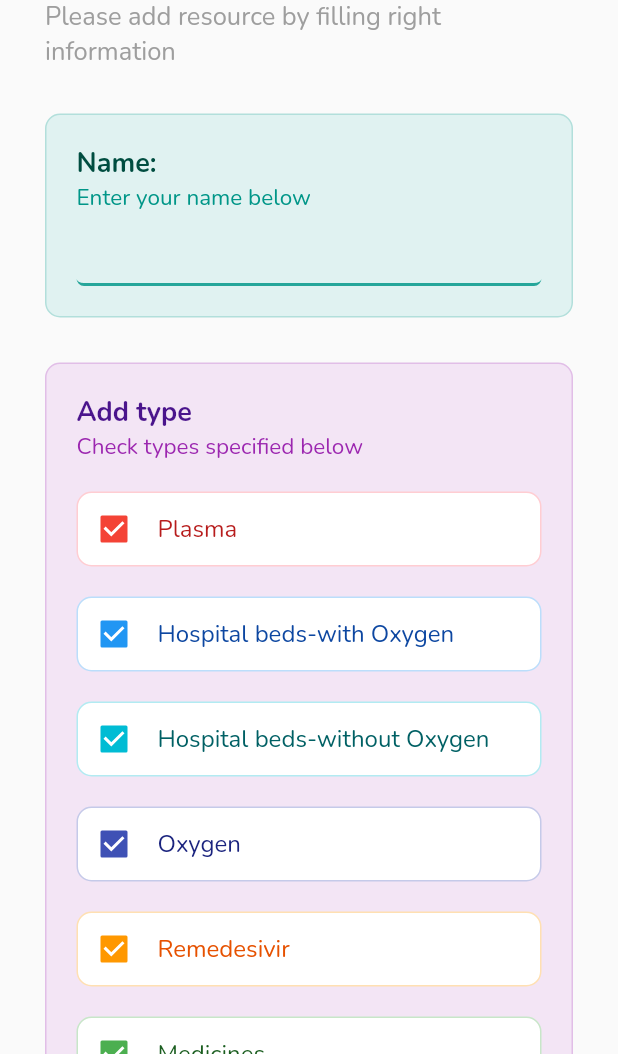
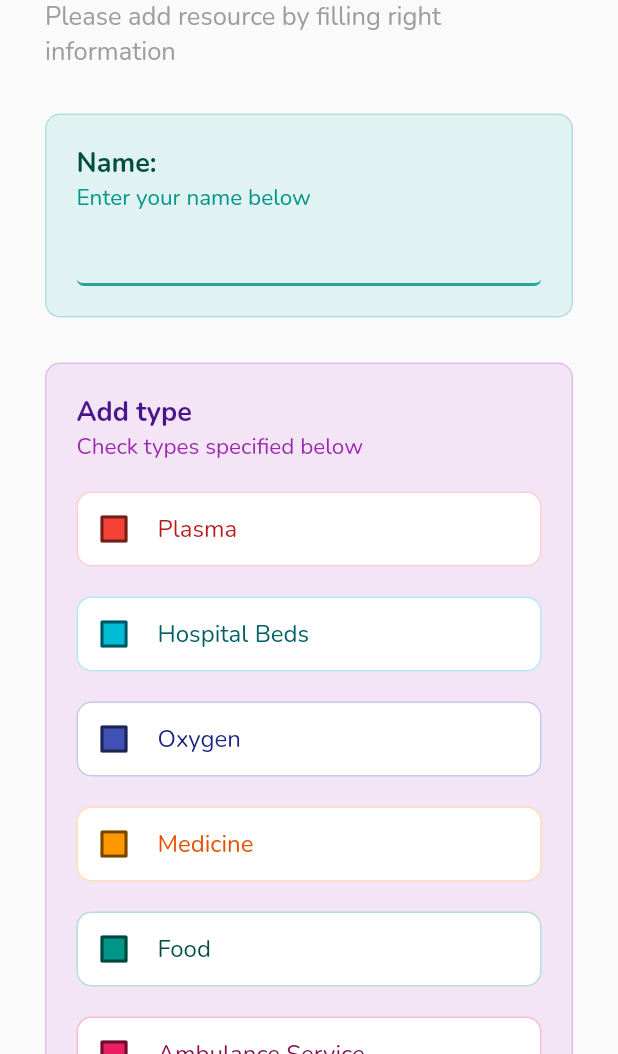
Before and after one commit to Ujjwal-here/Covid-help, a Flutter app: the HelpForm screen opened directly, on a phone screen of 412 x 824 dp, the part 182-1236 px from its top. Run offline on Flutter 3.47's test engine with Material 2 defaults, Android fonts, the phone set to English and light mode, and no system bars; our stand-ins replace cloud_firestore, csc_picker, equatable, firebase_auth, firebase_core, get and 2 more; missing offline and left inert: enum_to_string; accounts and stored records are empty.

Commit message:
form for posting services

```diff
--- a/lib/Enums/service_enum.dart
+++ b/lib/Enums/service_enum.dart
@@ -8,7 +8,8 @@ enum Services {
   Blood,
   Food,
   Ambulance,
-  EmergencyService
+  EmergencyService,
+  Others
 }
 
 String convert(Services services){
--- a/lib/Repository/service_repo.dart
+++ b/lib/Repository/service_repo.dart
@@ -27,8 +27,6 @@ class ServiceRepo {
     }
   }
 
-
-
   postServices(Map<String, dynamic> service) async {
     try {
       return await _firestore.collection("services").add(service);
--- /dev/null
+++ b/lib/controllers/form_conttroller.dart
@@ -0,0 +1,62 @@
+import 'package:covid_help/Enums/service_enum.dart';
+import 'package:covid_help/Repository/service_repo.dart';
+import 'package:flutter/cupertino.dart';
+import 'package:get/get.dart';
+
+class FormController extends GetxController{
+
+  TextEditingController nameController = TextEditingController();
+  TextEditingController phoneNumberController = TextEditingController();
+  TextEditingController detailController = TextEditingController();
+  TextEditingController linkController = TextEditingController();
+  TextEditingController otherController = TextEditingController();
+
+  Set<Services> typeOfServices = Set<Services>();
+
+  ServiceRepo serviceRepo = ServiceRepo();
+
+  String _city;
+  String _state;
+
+  set city(c){
+    _city = c;
+  }
+
+  set state(s){
+    _state = s;
+  }
+
+  bool isOxygenSelected = false;
+  bool isAmbulanceSelected = false;
+  bool isPlasmaSelected = false;
+  bool isHospitalBedsSelected = false;
+  bool isMedicineSelected = false;
+  bool isOtherSelected = false;
+  bool isFoodSelected = false;
+
+
+  addServiceType(Services service){
+    typeOfServices.add(service);
+  }
+
+  removeService(Services services){
+    typeOfServices.remove(services);
+  }
+
+  postForm()async{
+    if(isOtherSelected){
+      Map<String,dynamic> form = {
+        "name":nameController.text.trim(),
+        "city":_city,
+        "state":_state,
+        "phoneNumber":phoneNumberController.text.trim(),
+        "type":typeOfServices.toList(),
+        "upvotes":0
+      };
+    return await serviceRepo.postServices(form);
+    }
+  }
+
+
+
+}
--- a/lib/screens/form.dart
+++ b/lib/screens/form.dart
@@ -1,8 +1,19 @@
+import 'package:covid_help/Enums/service_enum.dart';
+import 'package:covid_help/controllers/form_conttroller.dart';
 import 'package:csc_picker/csc_picker.dart';
 import 'package:flutter/material.dart';
+import 'package:get/get.dart';
 import 'package:google_fonts/google_fonts.dart';
 
-class HelpForm extends StatelessWidget {
+class HelpForm extends StatefulWidget {
+
+  @override
+  _HelpFormState createState() => _HelpFormState();
+}
+
+class _HelpFormState extends State<HelpForm> {
+  final FormController formController = Get.put(FormController());
+
   @override
   Widget build(BuildContext context) {
     return Scaffold(
@@ -60,6 +71,7 @@ class HelpForm extends StatelessWidget {
                 ),
                 Container(
                   child: TextField(
+                    controller: formController.nameController,
                     textAlignVertical: TextAlignVertical.center,
                     style: GoogleFonts.nunito(
                       fontSize: 18,
@@ -126,8 +138,19 @@ class HelpForm extends StatelessWidget {
                   child: Row(
                     children: [
                       Checkbox(
-                        value: true,
-                        onChanged: null,
+                        value: formController.isPlasmaSelected,
+                        onChanged: (value) {
+                          if(!formController.isPlasmaSelected){
+                            formController.addServiceType(Services.Blood);
+                          }
+                          else{
+                            formController.removeService(Services.Blood);
+                          }
+                          setState(() {
+                            formController.isPlasmaSelected = !formController.isPlasmaSelected;
+                          });
+
+                        } ,
                         fillColor: MaterialStateProperty.all(Colors.red),
                       ),
                       Container(
@@ -148,36 +171,6 @@ class HelpForm extends StatelessWidget {
                   decoration: BoxDecoration(
                     borderRadius: BorderRadius.circular(10),
                     border: Border.all(
-                      color: Colors.blue[100],
-                    ),
-                    color: Colors.white,
-                  ),
-                  margin: EdgeInsets.only(top: 20),
-                  child: Row(
-                    children: [
-                      Checkbox(
-                        value: true,
-                        onChanged: null,
-                        fillColor: MaterialStateProperty.all(Colors.blue),
-                      ),
-                      Container(
-                        margin: EdgeInsets.only(left: 5),
-                        child: Text(
-                          "Hospital beds-with Oxygen",
-                          style: GoogleFonts.nunito(
-                            //fontWeight: FontWeight.bold,
-                            fontSize: 16,
-                            color: Colors.blue[900],
-                          ),
-                        ),
-                      ),
-                    ],
-                  ),
-                ),
-                Container(
-                  decoration: BoxDecoration(
-                    borderRadius: BorderRadius.circular(10),
-                    border: Border.all(
                       color: Colors.cyan[100],
                     ),
                     color: Colors.white,
@@ -186,14 +179,25 @@ class HelpForm extends StatelessWidget {
                   child: Row(
                     children: [
                       Checkbox(
-                        value: true,
-                        onChanged: null,
+                        value: formController.isHospitalBedsSelected,
+                        onChanged: (value) {
+                          if(!formController.isHospitalBedsSelected){
+                            formController.addServiceType(Services.HospitalBeds);
+                          }
+                          else{
+                            formController.removeService(Services.HospitalBeds);
+                          }
+                          setState(() {
+                            formController.isHospitalBedsSelected = !formController.isHospitalBedsSelected;
+                          });
+
+                        } ,
                         fillColor: MaterialStateProperty.all(Colors.cyan),
                       ),
                       Container(
                         margin: EdgeInsets.only(left: 5),
                         child: Text(
-                          "Hospital beds-without Oxygen",
+                          "Hospital Beds",
                           style: GoogleFonts.nunito(
                             //fontWeight: FontWeight.bold,
                             fontSize: 16,
@@ -216,8 +220,19 @@ class HelpForm extends StatelessWidget {
                   child: Row(
                     children: [
                       Checkbox(
-                        value: true,
-                        onChanged: null,
+                        value: formController.isOxygenSelected,
+                        onChanged: (value) {
+                          if(!formController.isOxygenSelected){
+                            formController.addServiceType(Services.Oxygen);
+                          }
+                          else{
+                            formController.removeService(Services.Oxygen);
+                          }
+                          setState(() {
+                            formController.isOxygenSelected = !formController.isOxygenSelected;
+                          });
+                          print(formController.typeOfServices);
+                        } ,
                         fillColor: MaterialStateProperty.all(Colors.indigo),
                       ),
                       Container(
@@ -246,14 +261,24 @@ class HelpForm extends StatelessWidget {
                   child: Row(
                     children: [
                       Checkbox(
-                        value: true,
-                        onChanged: null,
+                        value: formController.isMedicineSelected,
+                        onChanged: (value) {
+                          if(!formController.isMedicineSelected){
+                            formController.addServiceType(Services.Medicine);
+                          }
+                          else{
+                            formController.removeService(Services.Medicine);
+                          }
+                          setState(() {
+                            formController.isMedicineSelected = !formController.isMedicineSelected;
+                          });
+                        } ,
                         fillColor: MaterialStateProperty.all(Colors.orange),
                       ),
                       Container(
                         margin: EdgeInsets.only(left: 5),
                         child: Text(
-                          "Remedesivir",
+                          "Medicine",
                           style: GoogleFonts.nunito(
                             //fontWeight: FontWeight.bold,
                             fontSize: 16,
@@ -264,36 +289,7 @@ class HelpForm extends StatelessWidget {
                     ],
                   ),
                 ),
-                Container(
-                  decoration: BoxDecoration(
-                    borderRadius: BorderRadius.circular(10),
-                    border: Border.all(
-                      color: Colors.green[100],
-                    ),
-                    color: Colors.white,
-                  ),
-                  margin: EdgeInsets.only(top: 20),
-                  child: Row(
-                    children: [
-                      Checkbox(
-                        value: true,
-                        onChanged: null,
-                        fillColor: MaterialStateProperty.all(Colors.green),
-                      ),
-                      Container(
-                        margin: EdgeInsets.only(left: 5),
-                        child: Text(
-                          "Medicines",
-                          style: GoogleFonts.nunito(
-                            //fontWeight: FontWeight.bold,
-                            fontSize: 16,
-                            color: Colors.green[900],
-                          ),
-                        ),
-                      ),
-                    ],
-                  ),
-                ),
+
                 Container(
                   decoration: BoxDecoration(
                     borderRadius: BorderRadius.circular(10),
@@ -306,8 +302,19 @@ class HelpForm extends StatelessWidget {
                   child: Row(
                     children: [
                       Checkbox(
-                        value: true,
-                        onChanged: null,
+                        value: formController.isFoodSelected,
+                        onChanged: (value) {
+                          if(!formController.isFoodSelected){
+                            formController.addServiceType(Services.Food);
+                          }
+                          else{
+                            formController.removeService(Services.Food);
+                          }
+                          setState(() {
+                            formController.isFoodSelected = !formController.isFoodSelected;
+                          });
+
+                        } ,
                         fillColor: MaterialStateProperty.all(Colors.teal),
                       ),
                       Container(
@@ -336,8 +343,19 @@ class HelpForm extends StatelessWidget {
                   child: Row(
                     children: [
                       Checkbox(
-                        value: true,
-                        onChanged: null,
+                        value: formController.isAmbulanceSelected,
+                        onChanged: (value) {
+                          if(!formController.isAmbulanceSelected){
+                            formController.addServiceType(Services.Ambulance);
+                          }
+                          else{
+                            formController.removeService(Services.Ambulance);
+                          }
+                          setState(() {
+                            formController.isAmbulanceSelected = !formController.isAmbulanceSelected;
+                          });
+
+                        } ,
                         fillColor: MaterialStateProperty.all(Colors.pink),
                       ),
                       Container(
@@ -368,8 +386,19 @@ class HelpForm extends StatelessWidget {
                       Row(
                         children: [
                           Checkbox(
-                            value: true,
-                            onChanged: null,
+                            value: formController.isOtherSelected,
+                            onChanged: (value) {
+                              if(!formController.isOtherSelected){
+                                formController.addServiceType(Services.Others);
+                              }
+                              else{
+                                formController.removeService(Services.Others);
+                              }
+                              setState(() {
+                                formController.isOtherSelected = !formController.isOtherSelected;
+                              });
+
+                            } ,
                             fillColor:
                                 MaterialStateProperty.all(Colors.deepOrange),
                           ),
@@ -390,6 +419,7 @@ class HelpForm extends StatelessWidget {
                         margin:
                             EdgeInsets.only(bottom: 20, left: 40, right: 30),
                         child: TextField(
+                          controller: formController.otherController,
                           textAlignVertical: TextAlignVertical.center,
                           style: GoogleFonts.nunito(
                             fontSize: 18,
@@ -472,10 +502,10 @@ class HelpForm extends StatelessWidget {
                       print(value);
                     },
                     onCityChanged: (value) {
-                      //serviceController.city = value?.toLowerCase();
+                      formController.city = value;
                     },
                     onStateChanged: (value) {
-                      //serviceController.state = value?.toLowerCase();
+                      formController.state = value;
                     },
                   ),
                 ),
@@ -512,6 +542,7 @@ class HelpForm extends StatelessWidget {
                 ),
                 Container(
                   child: TextField(
+                    controller: formController.phoneNumberController,
                     textAlignVertical: TextAlignVertical.center,
                     style: GoogleFonts.nunito(
                       fontSize: 18,
@@ -568,6 +599,7 @@ class HelpForm extends StatelessWidget {
                 ),
                 Container(
                   child: TextField(
+                    controller: formController.linkController,
                     textAlignVertical: TextAlignVertical.center,
                     style: GoogleFonts.nunito(
                       fontSize: 18,
@@ -624,6 +656,7 @@ class HelpForm extends StatelessWidget {
                 ),
                 Container(
                   child: TextField(
+                    controller: formController.detailController,
                     textAlignVertical: TextAlignVertical.center,
                     keyboardType: TextInputType.multiline,
                     style: GoogleFonts.nunito(
```
